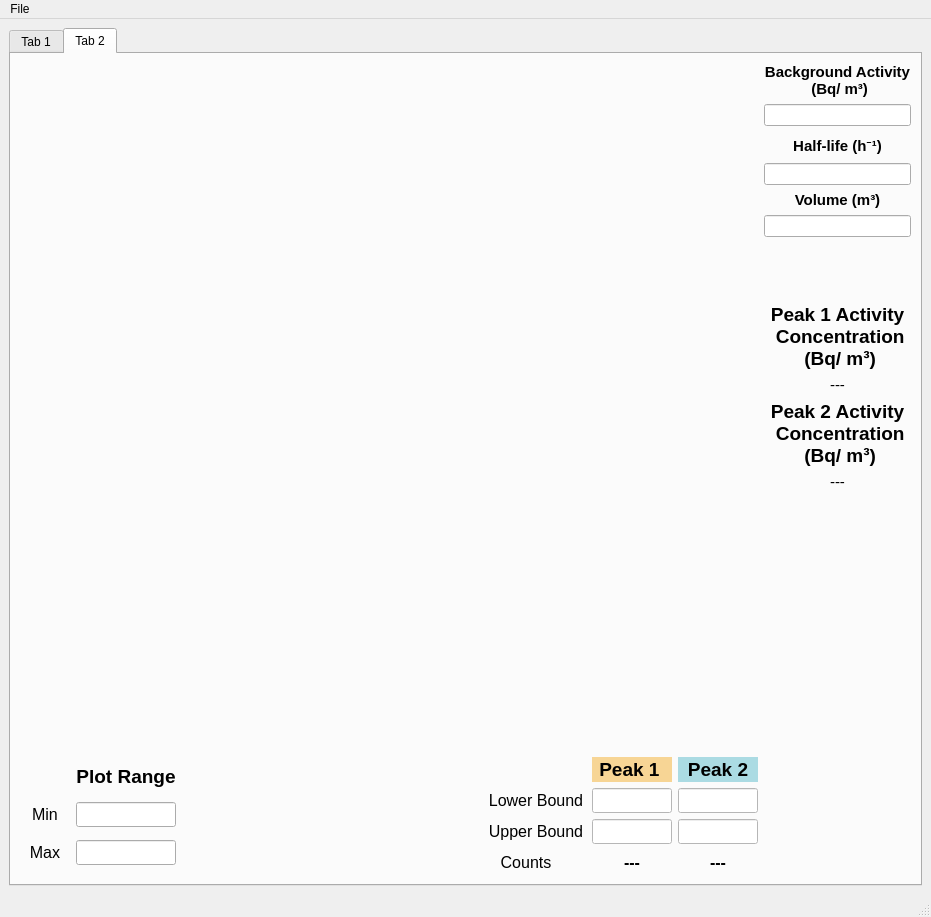
Old version of the form forms/AnalysisWindow.ui in the repository Machenta/RadonMCA.
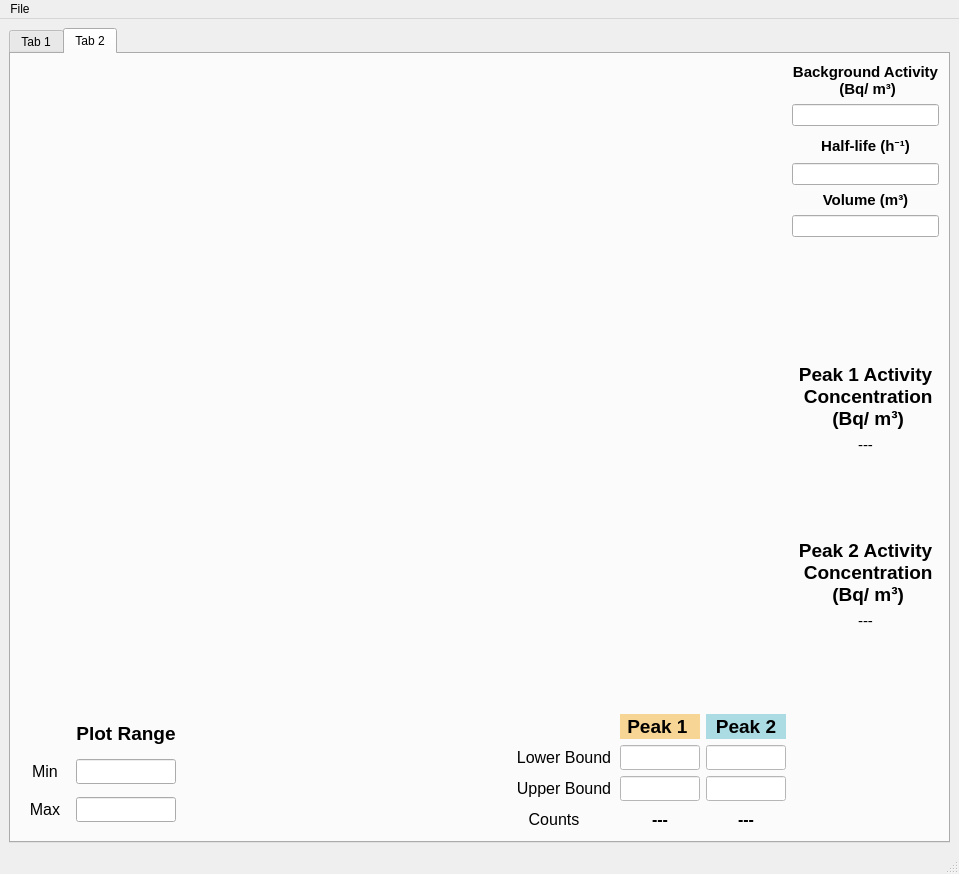
New version of the form. The open tabs and pages were chosen to show the change.

```diff
--- a/forms/AnalysisWindow.ui
+++ b/forms/AnalysisWindow.ui
@@ -6,8 +6,8 @@
    <rect>
     <x>0</x>
     <y>0</y>
-    <width>931</width>
-    <height>917</height>
+    <width>959</width>
+    <height>874</height>
    </rect>
   </property>
   <property name="windowTitle">
@@ -2178,22 +2178,22 @@
               </property>
              </widget>
             </item>
-            <item row="10" column="0">
-             <widget class="QLabel" name="peak2_activity">
-              <property name="font">
-               <font>
-                <pointsize>11</pointsize>
-               </font>
-              </property>
-              <property name="text">
-               <string>---</string>
-              </property>
-              <property name="alignment">
-               <set>Qt::AlignCenter</set>
-              </property>
-             </widget>
-            </item>
             <item row="11" column="0">
+             <widget class="QLabel" name="peak2_activity">
+              <property name="font">
+               <font>
+                <pointsize>11</pointsize>
+               </font>
+              </property>
+              <property name="text">
+               <string>---</string>
+              </property>
+              <property name="alignment">
+               <set>Qt::AlignCenter</set>
+              </property>
+             </widget>
+            </item>
+            <item row="12" column="0">
              <spacer name="verticalSpacer">
               <property name="orientation">
                <enum>Qt::Vertical</enum>
@@ -2209,7 +2209,7 @@
               </property>
              </spacer>
             </item>
-            <item row="9" column="0">
+            <item row="10" column="0">
              <widget class="QLabel" name="label_8">
               <property name="font">
                <font>
@@ -2309,7 +2309,7 @@
               <property name="sizeHint" stdset="0">
                <size>
                 <width>20</width>
-                <height>60</height>
+                <height>120</height>
                </size>
               </property>
              </spacer>
@@ -2356,6 +2356,19 @@
               </property>
              </widget>
             </item>
+            <item row="9" column="0">
+             <spacer name="verticalSpacer_3">
+              <property name="orientation">
+               <enum>Qt::Vertical</enum>
+              </property>
+              <property name="sizeHint" stdset="0">
+               <size>
+                <width>20</width>
+                <height>20</height>
+               </size>
+              </property>
+             </spacer>
+            </item>
            </layout>
           </item>
           <item row="0" column="0" colspan="3">
@@ -3997,7 +4010,7 @@
     <rect>
      <x>0</x>
      <y>0</y>
-     <width>931</width>
+     <width>959</width>
      <height>22</height>
     </rect>
    </property>
```
Left out of the diff: 2 changed lines with no effect on the pictures.
